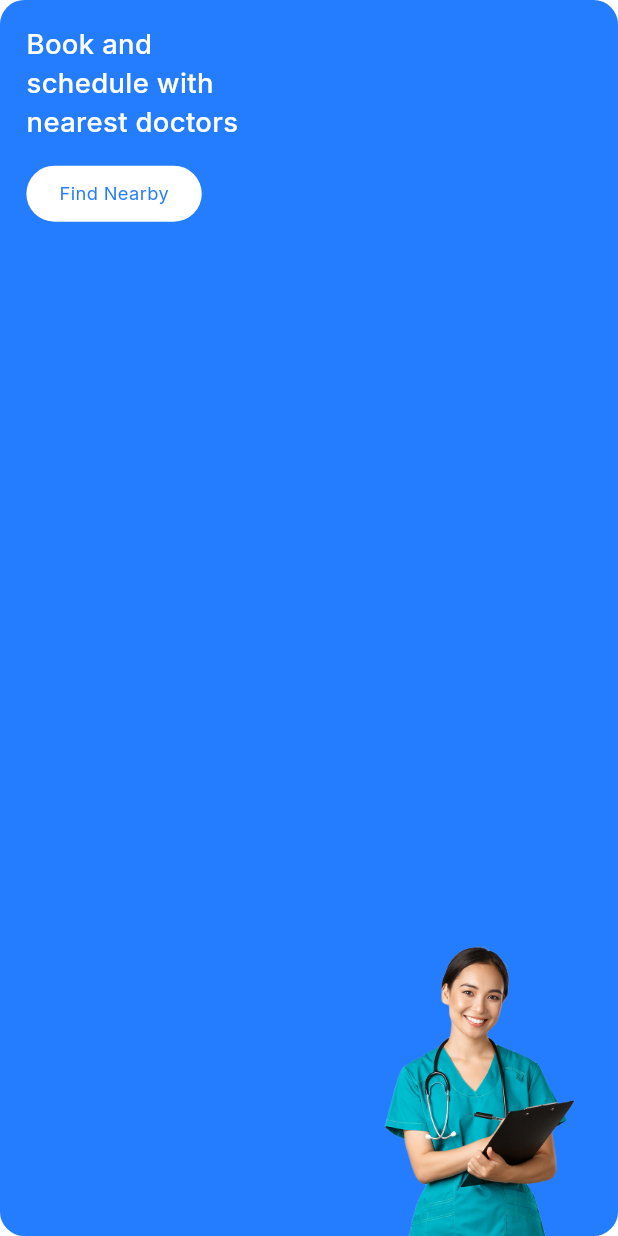
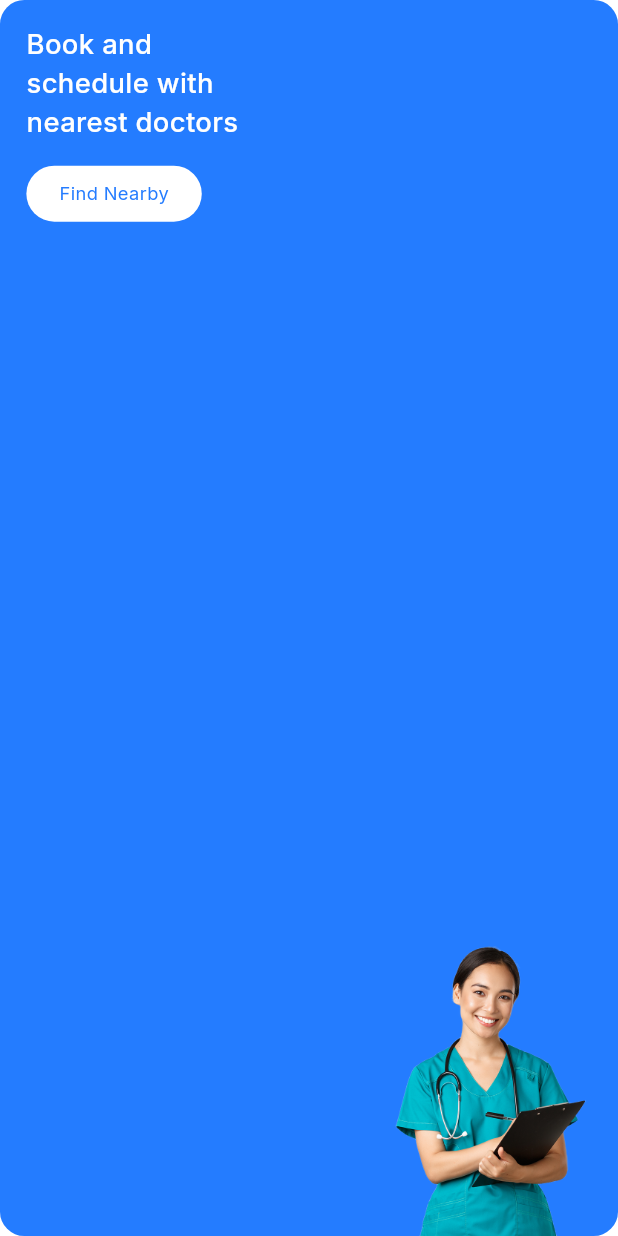
Before and after one commit to Adham-Amin/DocDoc, a Flutter app: the BannerHome widget shown alone on an empty page, opened directly, on a phone screen of 412 x 824 dp. Run offline on Flutter 3.47's test engine with Material 3 defaults, Android fonts, the phone set to English and light mode, and no system bars; our stand-ins replace dartz, dio, flutter_bloc, flutter_screenutil, flutter_secure_storage, flutter_svg and 5 more; missing offline and left inert: animated_snack_bar; accounts and stored records are empty; network calls fail.

Commit message:
Done Home Featured

```diff
--- a/lib/features/home/presentation/widgets/banner_home.dart
+++ b/lib/features/home/presentation/widgets/banner_home.dart
@@ -47,11 +47,7 @@ class BannerHome extends StatelessWidget {
         Positioned(
           right: 16.w,
           bottom: 0,
-          child: Image.asset(
-            AppAssets.imagesDocBanner,
-            height: 192.h,
-            width: 136.w,
-          ),
+          child: Image.asset(AppAssets.imagesDocBanner, height: 192.h),
         ),
       ],
     );
```
